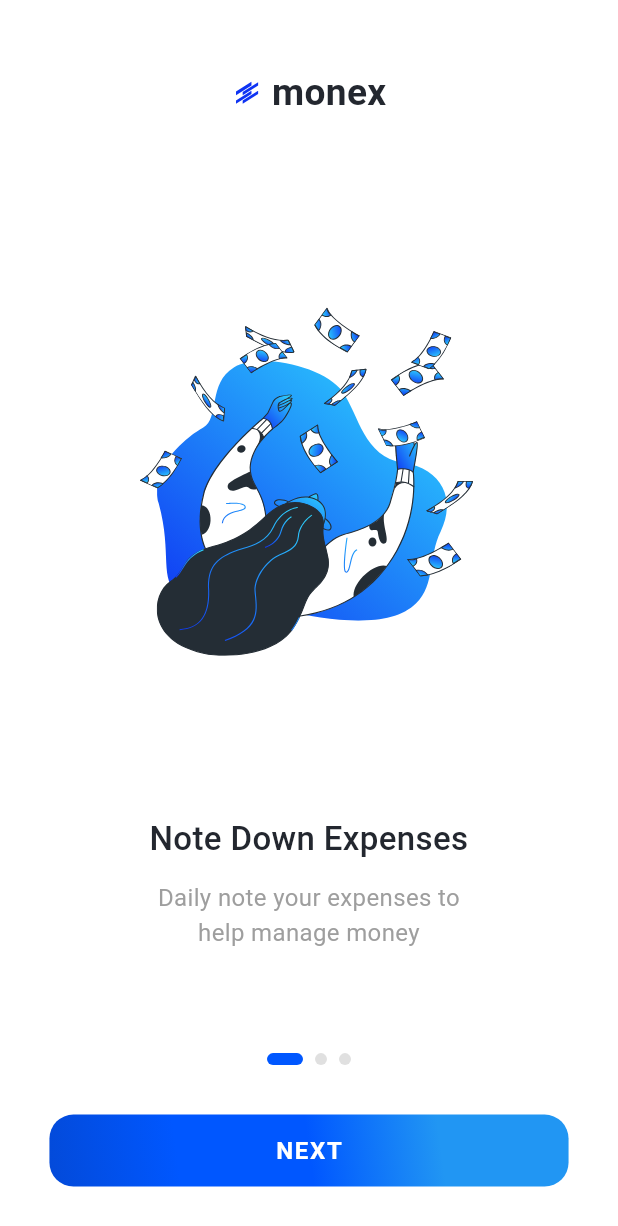
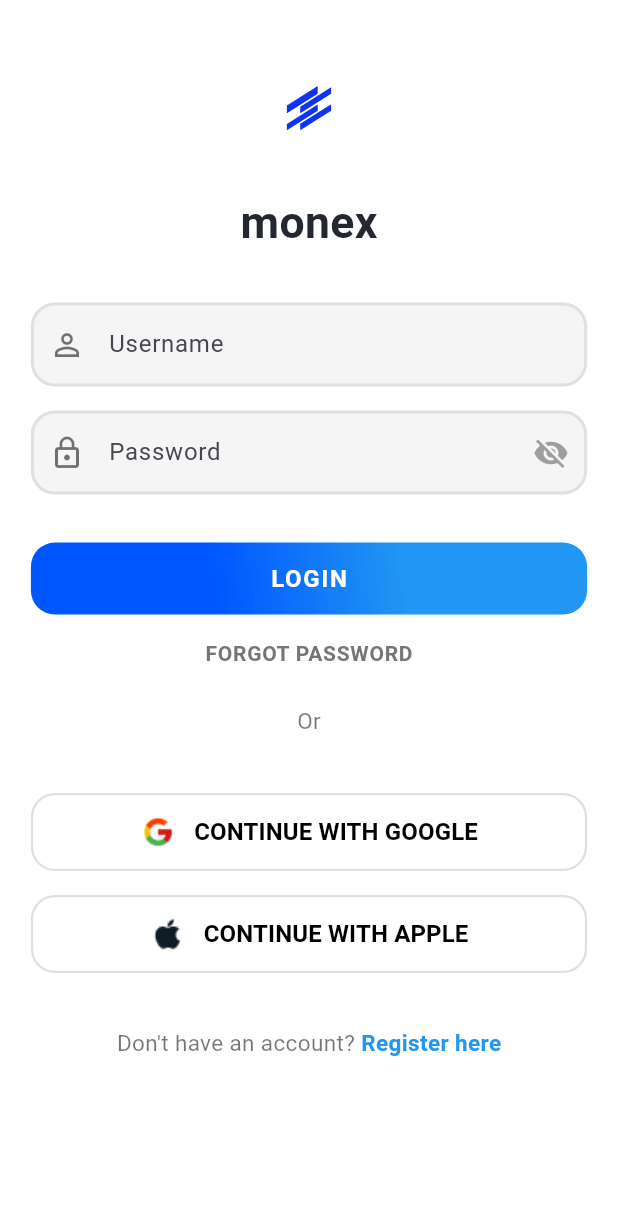
Before and after one commit to kareemtoson12/expenseApp, a Flutter app: the screen it shows after launch, on a phone screen of 412 x 824 dp. Shown: the top 1226 px of the screen. Run offline on Flutter 3.47's test engine with Material 3 defaults, Android fonts, the phone set to English and light mode, and no system bars; our stand-ins replace flutter_svg.

Commit message:
splash auth ui done

```diff
--- a/lib/app/expense_app.dart
+++ b/lib/app/expense_app.dart
@@ -10,7 +10,7 @@
     return MaterialApp(
       debugShowCheckedModeBanner: false,
       title: 'Expense App',
-      initialRoute: AppRoutes.onboarding,
+      initialRoute: AppRoutes.login,
       onGenerateRoute: generateRoute,
     );
   }
--- a/lib/app/routing/routes.dart
+++ b/lib/app/routing/routes.dart
@@ -3,4 +3,5 @@
   static const String home = '/home';
   static const String onboarding = '/onboarding';
   static const String login = '/login';
+  static const String signup = '/signup';
 }
--- a/lib/app/routing/routing.dart
+++ b/lib/app/routing/routing.dart
@@ -1,6 +1,8 @@
+import 'package:expense/presentation/auth/login/login_view.dart';
 import 'package:flutter/material.dart';
 import '../../presentation/splash/splash_view.dart';
 import '../../presentation/onboarding/onboarding_view.dart';
+import '../../presentation/auth/signup/signup_view.dart';
 import 'routes.dart';
 
 Route<dynamic> generateRoute(RouteSettings settings) {
@@ -15,10 +17,9 @@
     case AppRoutes.onboarding:
       return MaterialPageRoute(builder: (_) => const OnboardingView());
     case AppRoutes.login:
-      return MaterialPageRoute(
-        builder: (_) =>
-            const Scaffold(body: Center(child: Text('Login Screen'))),
-      );
+      return MaterialPageRoute(builder: (_) => LoginView());
+    case AppRoutes.signup:
+      return MaterialPageRoute(builder: (_) => const SignupView());
     default:
       return MaterialPageRoute(
         builder: (_) =>
--- a/lib/app/styles/app_colors.dart
+++ b/lib/app/styles/app_colors.dart
@@ -10,7 +10,6 @@
       Color(0xFF2196F3),
       Color(0xFF0057FF),
       Color(0xFF0057FF),
-      Color.fromARGB(255, 3, 74, 217),
     ],
     begin: Alignment.topRight,
     end: Alignment.bottomLeft,
--- a/lib/app/styles/text_styles.dart
+++ b/lib/app/styles/text_styles.dart
@@ -10,13 +10,36 @@
 
   static TextStyle get onboardingTitle => TextStyle(
     fontSize: 22,
-    fontWeight: FontWeight.w500,
+    fontWeight: FontWeight.bold,
     color: AppColors.primaryDark,
   );
 
   static TextStyle get onboardingSubtitle => const TextStyle(
     fontSize: 16,
     color: Colors.grey,
-    fontWeight: FontWeight.w400,
+    fontWeight: FontWeight.normal,
+  );
+
+  static const TextStyle forgotPassword = TextStyle(
+    color: Colors.grey,
+    fontWeight: FontWeight.w600,
+    letterSpacing: 0.5,
+  );
+
+  static const TextStyle socialButton = TextStyle(
+    color: Colors.black,
+    fontWeight: FontWeight.w600,
+    fontSize: 16,
+  );
+
+  static const TextStyle registerText = TextStyle(
+    color: Colors.black54,
+    fontSize: 15,
+  );
+
+  static const TextStyle registerLink = TextStyle(
+    color: Colors.blue,
+    fontWeight: FontWeight.w600,
+    fontSize: 15,
   );
 }
--- /dev/null
+++ b/lib/presentation/auth/login/login_view.dart
@@ -0,0 +1,112 @@
+import 'package:expense/presentation/auth/login/widgets/login_button.dart';
+import 'package:flutter/material.dart';
+
+import 'package:expense/presentation/auth/login/widgets/login_header.dart';
+import 'package:expense/presentation/auth/login/widgets/login_text_fields.dart';
+import 'package:expense/presentation/auth/login/widgets/forgot_password.dart';
+import 'package:expense/presentation/auth/login/widgets/social_button.dart';
+import 'package:expense/app/styles/text_styles.dart';
+import 'package:expense/app/routing/routes.dart';
+
+class LoginView extends StatelessWidget {
+  const LoginView({super.key});
+
+  @override
+  Widget build(BuildContext context) {
+    //responsive design
+    final width = MediaQuery.of(context).size.width;
+    final height = MediaQuery.of(context).size.height;
+
+    return Scaffold(
+      backgroundColor: Colors.white,
+
+      body: SafeArea(
+        child: SingleChildScrollView(
+          child: Column(
+            children: [
+              //login header
+              Row(
+                mainAxisAlignment: MainAxisAlignment.center,
+                children: [LoginHeader(width: width, height: height)],
+              ),
+              const SizedBox(height: 32),
+              //text fields
+              Padding(
+                padding: EdgeInsets.symmetric(horizontal: width * 0.05),
+                child: LoginTextFields(),
+              ),
+              const SizedBox(height: 32),
+              //loginButton
+              LoginButton(
+                text: 'LOGIN',
+                onPressed: () {
+                  // Handle login action
+                },
+                width: width * 0.9,
+                height: 48,
+              ),
+              // Forgot password
+              ForgotPassword(
+                onTap: () {
+                  // Handle forgot password
+                },
+              ),
+              Padding(
+                padding: const EdgeInsets.symmetric(vertical: 8.0),
+                child: Text('Or', style: AppTextStyles.registerText),
+              ),
+
+              SizedBox(height: 30),
+              Padding(
+                padding: EdgeInsets.symmetric(horizontal: width * 0.05),
+                child: Column(
+                  children: [
+                    SocialButton(
+                      icon: Image.asset(
+                        'assets/png/google.png',
+                        width: 24,
+                        height: 24,
+                      ),
+                      text: 'CONTINUE WITH GOOGLE',
+                      onPressed: () {},
+                    ),
+                    const SizedBox(height: 16),
+                    SocialButton(
+                      icon: Image.asset(
+                        'assets/png/apple.png',
+                        width: 24,
+                        height: 24,
+                      ),
+                      text: 'CONTINUE WITH APPLE',
+                      onPressed: () {},
+                    ),
+                  ],
+                ),
+              ),
+              const SizedBox(height: 36),
+              Row(
+                mainAxisAlignment: MainAxisAlignment.center,
+                children: [
+                  Text(
+                    "Don't have an account? ",
+                    style: AppTextStyles.registerText,
+                  ),
+                  GestureDetector(
+                    onTap: () {
+                      Navigator.pushNamed(context, AppRoutes.signup);
+                    },
+                    child: Text(
+                      'Register here',
+                      style: AppTextStyles.registerLink,
+                    ),
+                  ),
+                ],
+              ),
+              const SizedBox(height: 16),
+            ],
+          ),
+        ),
+      ),
+    );
+  }
+}
--- /dev/null
+++ b/lib/presentation/auth/login/widgets/forgot_password.dart
@@ -0,0 +1,24 @@
+import 'package:flutter/material.dart';
+
+class ForgotPassword extends StatelessWidget {
+  final VoidCallback? onTap;
+  const ForgotPassword({super.key, this.onTap});
+
+  @override
+  Widget build(BuildContext context) {
+    return GestureDetector(
+      onTap: onTap,
+      child: Padding(
+        padding: const EdgeInsets.symmetric(vertical: 16.0),
+        child: Text(
+          'FORGOT PASSWORD',
+          style: Theme.of(context).textTheme.bodyMedium?.copyWith(
+            color: Colors.grey[600],
+            fontWeight: FontWeight.w600,
+            letterSpacing: 0.5,
+          ),
+        ),
+      ),
+    );
+  }
+}
--- /dev/null
+++ b/lib/presentation/auth/login/widgets/login_button.dart
@@ -0,0 +1,42 @@
+import 'package:flutter/material.dart';
+import 'package:expense/app/styles/app_colors.dart';
+
+class LoginButton extends StatelessWidget {
+  final String text;
+  final VoidCallback onPressed;
+  final double width;
+  final double height;
+
+  const LoginButton({
+    super.key,
+    required this.text,
+    required this.onPressed,
+    this.width = double.infinity,
+    this.height = 48,
+  });
+
+  @override
+  Widget build(BuildContext context) {
+    return GestureDetector(
+      onTap: onPressed,
+      child: Container(
+        width: width,
+        height: height,
+        decoration: BoxDecoration(
+          gradient: AppColors.buttonGradient,
+          borderRadius: BorderRadius.circular(16),
+        ),
+        alignment: Alignment.center,
+        child: Text(
+          text,
+          style: const TextStyle(
+            color: Colors.white,
+            fontWeight: FontWeight.bold,
+            fontSize: 16,
+            letterSpacing: 1.1,
+          ),
+        ),
+      ),
+    );
+  }
+}
--- /dev/null
+++ b/lib/presentation/auth/login/widgets/login_header.dart
@@ -0,0 +1,25 @@
+import 'package:flutter/material.dart';
+import 'package:flutter_svg/flutter_svg.dart';
+import 'package:expense/app/styles/text_styles.dart';
+
+class LoginHeader extends StatelessWidget {
+  final double width;
+  final double height;
+  const LoginHeader({super.key, required this.width, required this.height});
+
+  @override
+  Widget build(BuildContext context) {
+    return Column(
+      children: [
+        SizedBox(height: height * 0.02),
+        SvgPicture.asset(
+          'assets/svg/logo.svg',
+          width: width * 0.1,
+          height: height * 0.135,
+          fit: BoxFit.contain,
+        ),
+        Text('monex', style: AppTextStyles.splashTitleStyle(width * 0.6)),
+      ],
+    );
+  }
+}
--- /dev/null
+++ b/lib/presentation/auth/login/widgets/login_text_fields.dart
@@ -0,0 +1,76 @@
+import 'package:flutter/material.dart';
+
+class LoginTextFields extends StatefulWidget {
+  const LoginTextFields({super.key});
+
+  @override
+  State<LoginTextFields> createState() => _LoginTextFieldsState();
+}
+
+class _LoginTextFieldsState extends State<LoginTextFields> {
+  final TextEditingController _usernameController = TextEditingController();
+  final TextEditingController _passwordController = TextEditingController();
+  bool _obscurePassword = true;
+
+  OutlineInputBorder get _border => OutlineInputBorder(
+    borderRadius: BorderRadius.circular(16),
+    borderSide: BorderSide(color: Colors.grey.shade300, width: 2),
+  );
+
+  @override
+  void dispose() {
+    _usernameController.dispose();
+    _passwordController.dispose();
+    super.dispose();
+  }
+
+  @override
+  Widget build(BuildContext context) {
+    return Column(
+      crossAxisAlignment: CrossAxisAlignment.start,
+      children: [
+        TextField(
+          controller: _usernameController,
+          decoration: InputDecoration(
+            labelText: 'Username',
+            prefixIcon: const Icon(Icons.person_outline, color: Colors.black54),
+            filled: true,
+            fillColor: Colors.grey.shade100,
+            border: _border,
+            enabledBorder: _border,
+            focusedBorder: _border.copyWith(
+              borderSide: BorderSide(color: Colors.blue.shade200, width: 1.5),
+            ),
+          ),
+        ),
+        const SizedBox(height: 16),
+        TextField(
+          controller: _passwordController,
+          obscureText: _obscurePassword,
+          decoration: InputDecoration(
+            labelText: 'Password',
+            prefixIcon: const Icon(Icons.lock_outline, color: Colors.black54),
+            filled: true,
+            fillColor: Colors.grey.shade100,
+            border: _border,
+            enabledBorder: _border,
+            focusedBorder: _border.copyWith(
+              borderSide: BorderSide(color: Colors.blue.shade200, width: 1.5),
+            ),
+            suffixIcon: IconButton(
+              icon: Icon(
+                _obscurePassword ? Icons.visibility_off : Icons.visibility,
+                color: Colors.grey,
+              ),
+              onPressed: () {
+                setState(() {
+                  _obscurePassword = !_obscurePassword;
+                });
+              },
+            ),
+          ),
+        ),
+      ],
+    );
+  }
+}
--- /dev/null
+++ b/lib/presentation/auth/login/widgets/social_button.dart
@@ -0,0 +1,41 @@
+import 'package:flutter/material.dart';
+
+class SocialButton extends StatelessWidget {
+  final Widget icon;
+  final String text;
+  final VoidCallback onPressed;
+  const SocialButton({
+    super.key,
+    required this.icon,
+    required this.text,
+    required this.onPressed,
+  });
+
+  @override
+  Widget build(BuildContext context) {
+    return OutlinedButton(
+      style: OutlinedButton.styleFrom(
+        padding: const EdgeInsets.symmetric(vertical: 14),
+        side: BorderSide(color: Colors.grey.shade300, width: 1.5),
+        shape: RoundedRectangleBorder(borderRadius: BorderRadius.circular(16)),
+        backgroundColor: Colors.white,
+      ),
+      onPressed: onPressed,
+      child: Row(
+        mainAxisAlignment: MainAxisAlignment.center,
+        children: [
+          icon,
+          const SizedBox(width: 12),
+          Text(
+            text,
+            style: const TextStyle(
+              color: Colors.black,
+              fontWeight: FontWeight.w600,
+              fontSize: 16,
+            ),
+          ),
+        ],
+      ),
+    );
+  }
+}
--- a/lib/presentation/splash/splash_view.dart
+++ b/lib/presentation/splash/splash_view.dart
@@ -26,9 +26,9 @@
     _fadeAnimation = CurvedAnimation(parent: _controller, curve: Curves.easeIn);
     _controller.forward();
 
-    Timer(const Duration(seconds: 2), () {
+   /*  Timer(const Duration(seconds: 2), () {
       Navigator.pushReplacementNamed(context, '/onboarding');
-    });
+    }); */
   }
 
   @override
```
Also changed, not shown: lib/presentation/auth/signup/signup_view.dart (added, +66 -0 lines), lib/presentation/auth/signup/widgets/signup_button.dart (added, +42 -0 lines), lib/presentation/auth/widgets/auth_header.dart (added, +25 -0 lines), lib/presentation/auth/widgets/auth_text_fields.dart (added, +167 -0 lines), assets/png/apple.png (added), assets/png/google.png (added).
